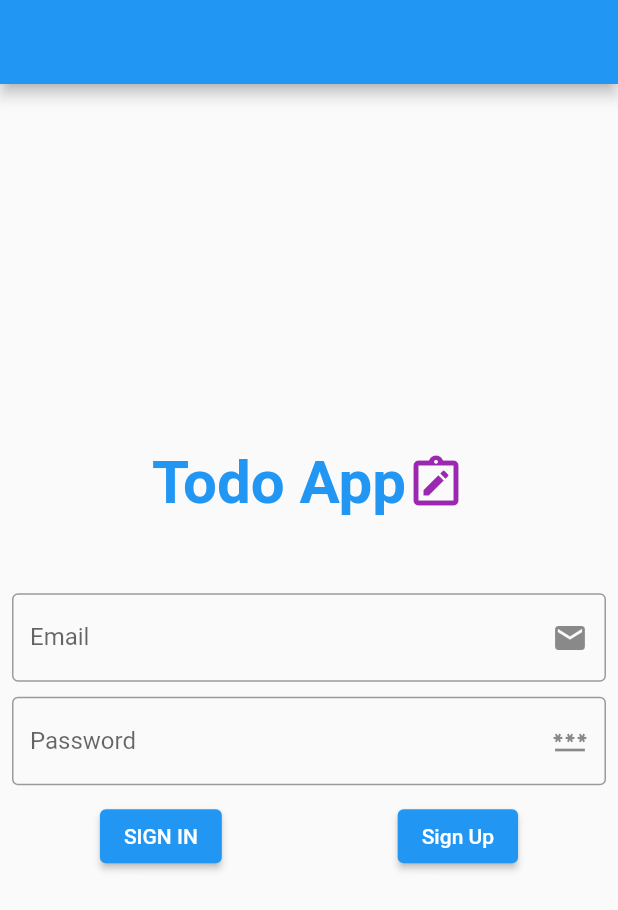
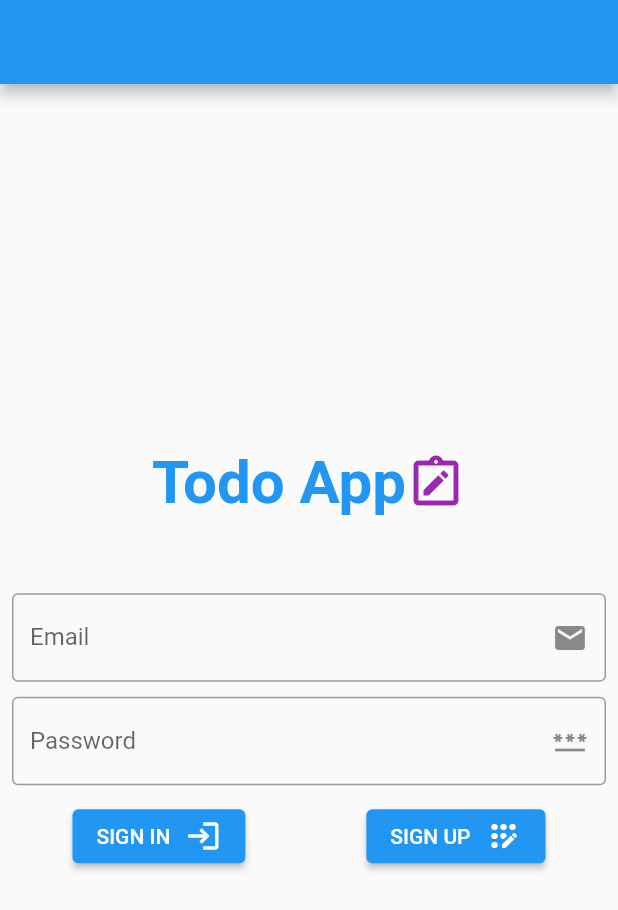
Before and after one commit to Ojasv24/techdome, a Flutter app: the screen it shows after launch, on a phone screen of 412 x 824 dp. Shown: the top 910 px of the screen. Run offline on Flutter 3.47's test engine with Material 2 defaults, Android fonts, the phone set to English and light mode, and no system bars; our stand-ins replace cloud_firestore, firebase_auth, firebase_core, flutter_riverpod, freezed_annotation, riverpod_annotation; accounts and stored records are empty; generated files the repository leaves out were written again.

Commit message:
29 april update , fixed singup bug and updated UI

```diff
--- a/lib/bloc/signin_page_bloc.dart
+++ b/lib/bloc/signin_page_bloc.dart
@@ -62,10 +62,10 @@ class SignInPageBloc extends _$SignInPageBloc {
   }
 
   Future<void> signUp() async {
+    state = state.copyWith(loading: true, showError: true);
     if (!validateEmailPassword()) {
       return;
     }
-    state = state.copyWith(loading: true, showError: true);
     try {
       await ref
           .watch(authBlocProvider.notifier)
--- a/lib/pages/login_page.dart
+++ b/lib/pages/login_page.dart
@@ -1,6 +1,5 @@
 import 'package:flutter/material.dart';
 import 'package:flutter_riverpod/flutter_riverpod.dart';
-
 import '../bloc/signin_page_bloc.dart';
 
 class LoginPage extends ConsumerWidget {
@@ -18,9 +17,7 @@ class LoginPage extends ConsumerWidget {
           child: Column(
             mainAxisAlignment: MainAxisAlignment.center,
             children: [
-              Padding(
-                padding: const EdgeInsets.only(bottom: 50),
-                child: Row(
+              Row(
                 mainAxisAlignment: MainAxisAlignment.center,
                 children: const [
                   Text(
@@ -37,6 +34,8 @@ class LoginPage extends ConsumerWidget {
                   )
                 ],
               ),
+              const SizedBox(
+                height: 50,
               ),
               Form(
                 key: key,
@@ -78,13 +77,29 @@ class LoginPage extends ConsumerWidget {
                     onPressed: () async {
                       notifier.signIn();
                     },
-                    child: const Text('SIGN IN'),
+                    child: Row(
+                      children: const [
+                        Text('SIGN IN'),
+                        SizedBox(
+                          width: 10,
+                        ),
+                        Icon(Icons.login)
+                      ],
+                    ),
                   ),
                   ElevatedButton(
                     onPressed: () async {
                       notifier.signUp();
                     },
-                    child: const Text('Sign Up'),
+                    child: Row(
+                      children: const [
+                        Text('SIGN UP'),
+                        SizedBox(
+                          width: 10,
+                        ),
+                        Icon(Icons.app_registration_rounded)
+                      ],
+                    ),
                   ),
                 ],
               ),
@@ -92,13 +107,29 @@ class LoginPage extends ConsumerWidget {
                 const SizedBox(
                   height: 10,
                 ),
+                Card(
+                  color: Colors.red,
+                  child: Padding(
+                    padding: const EdgeInsets.all(8.0),
+                    child: Row(
+                      mainAxisAlignment: MainAxisAlignment.center,
+                      children: [
+                        const Icon(
+                          Icons.error,
+                          color: Colors.white,
+                        ),
+                        const SizedBox(width: 10),
                         Text(
                           state.error,
                           style: const TextStyle(
-                      color: Colors.red,
+                              color: Colors.white,
                               fontWeight: FontWeight.bold,
-                      fontSize: 24),
+                              fontSize: 18),
                         ),
+                      ],
+                    ),
+                  ),
+                )
               }
             ],
           ),
--- a/lib/pages/todo_page.dart
+++ b/lib/pages/todo_page.dart
@@ -14,6 +14,7 @@ class TodoPage extends ConsumerWidget {
     TextEditingController? controller = TextEditingController();
     return Scaffold(
       appBar: AppBar(
+        leading: const Icon(Icons.note_alt_outlined),
         actions: [
           IconButton(
               onPressed: () {
```
Also changed, not shown: lib/pages/todoList.dart (+18 -7 lines), lib/bloc/signin_page_bloc.g.dart. Lines whose indentation alone changed are shown as unchanged.
